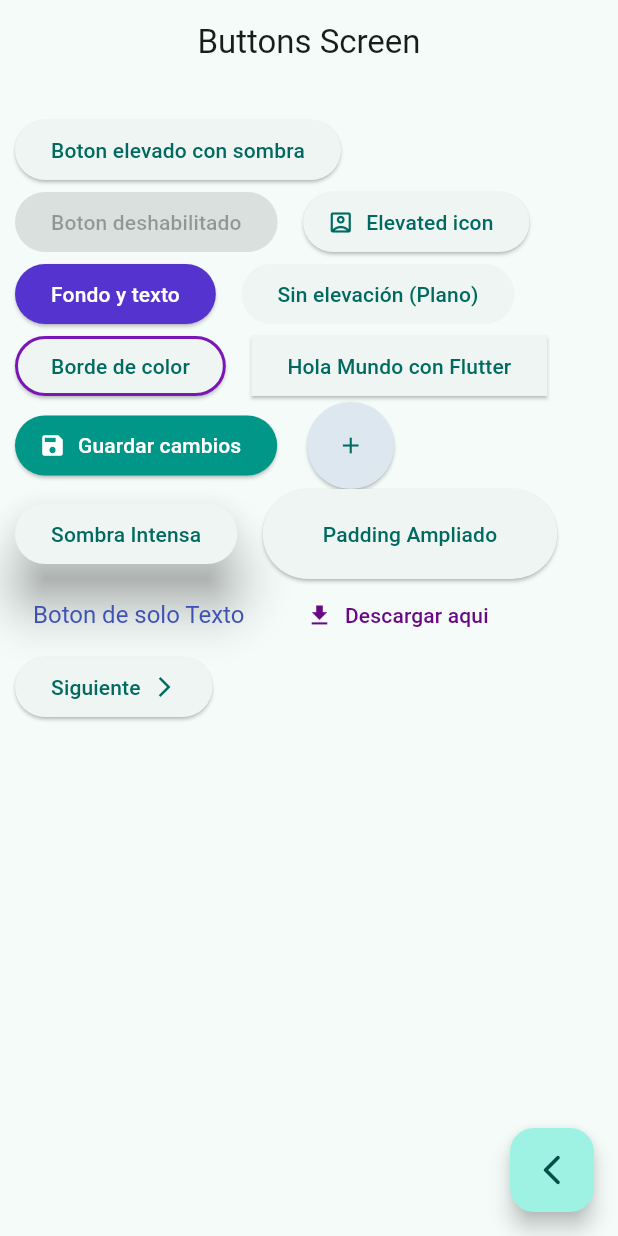
After one commit to lr-moon/widget_app, a Flutter app: the ButtonsScreen screen opened by its route, on a phone screen of 412 x 824 dp. The commit adds this screen. Run offline on Flutter 3.47's test engine with Material 3 defaults, Android fonts, the phone set to English and light mode, and no system bars; our stand-ins replace go_router.

Commit message:
Cambios dia 18 de noviembre profa Jenny.

```diff
--- /dev/null
+++ b/lib/config/theme/router/app_router.dart
@@ -0,0 +1,14 @@
+import 'package:go_router/go_router.dart';
+import 'package:widget_app/presentation/screens/screens.dart';
+final appRouter =GoRouter(
+  initialLocation: '/',
+routes: [
+  GoRoute(
+path:'/',name: HomeScreen.name,
+builder:(context,state)=>
+const HomeScreen()),
+ GoRoute(path:'/buttons',name:ButtonsScreen.name ,builder:(context,state) =>const ButtonsScreen()),
+  GoRoute(path:'/cards',name:CardsScreen.name,builder:(context,state)=>const CardsScreen()),
+
+],
+);
--- a/lib/main.dart
+++ b/lib/main.dart
@@ -1,5 +1,8 @@
 import 'package:flutter/material.dart';
 import 'package:widget_app/config/theme/app_theme.dart';
+import 'package:widget_app/config/theme/router/app_router.dart';
+import 'package:widget_app/presentation/screens/buttons/buttons_screen.dart';
+import 'package:widget_app/presentation/screens/cards/cards_screen.dart';
 import 'package:widget_app/presentation/screens/home/home_screen.dart';
 
 void main() => runApp(const MyApp());
@@ -9,11 +12,11 @@ class MyApp extends StatelessWidget {
 
   @override
   Widget build(BuildContext context) {
-    return MaterialApp(//MaterialApp:es la parte del diseño
+    return MaterialApp.router(//MaterialApp:es la parte del diseño
+      routerConfig: appRouter,
       debugShowCheckedModeBanner: false,
-      theme: AppTheme(selectedColor:5).getTheme(),
+      theme: AppTheme(selectedColor:2).getTheme(),
       title: 'Material App',
-      home: const HomeScreen(),
-    );
+          );
   }
 }
--- /dev/null
+++ b/lib/presentation/screens/buttons/buttons_screen.dart
@@ -0,0 +1,176 @@
+import 'package:flutter/material.dart';
+import 'package:go_router/go_router.dart';
+
+class ButtonsScreen extends StatelessWidget {
+  static const String name = "buttons_screen";
+  const ButtonsScreen({super.key});
+
+  @override
+  Widget build(BuildContext context) {
+    return Scaffold(
+      appBar: AppBar(title: const Text('Buttons Screen')),
+      body: _ButtonsView(),
+      floatingActionButton: FloatingActionButton(
+        onPressed: () {
+          context.pop();
+        },
+        child: Icon(Icons.arrow_back_ios_new_rounded),
+      ),
+    );
+  }
+}
+
+class _ButtonsView extends StatelessWidget {
+  const _ButtonsView({super.key});
+
+  @override
+  Widget build(BuildContext context) {
+    return SizedBox(
+      width: double.infinity,
+      child: Padding(
+        padding:
+            const EdgeInsets.symmetric //Aplica espacio en los lados contrarios (ejempplo, espacio de derecha a izquierda)
+            (horizontal: 10, vertical: 20),
+        //Wrap, Cuando ya no hay espacio, se salta a la siguiente linea
+        child: Wrap(
+          crossAxisAlignment: WrapCrossAlignment.center,
+          spacing: 17,
+          children: [
+            ElevatedButton(
+              onPressed: () {},
+              child: const Text('Boton elevado con sombra'),
+            ),
+
+            ElevatedButton(onPressed: null, child: Text('Boton deshabilitado')),
+
+            ElevatedButton.icon(
+              onPressed: () {},
+              icon: const Icon(Icons.account_box_outlined),
+              label: const Text('Elevated icon'),
+            ),
+
+            // 1. Botón con colores personalizados (Fondo y Texto)
+            ElevatedButton(
+              onPressed: () {},
+              style: ElevatedButton.styleFrom(
+                backgroundColor: const Color.fromARGB(255, 85, 51, 206),
+                foregroundColor: Colors.white,
+              ),
+              child: const Text('Fondo y texto'),
+            ),
+
+            // Botón sin sombra (Sin Elevación)
+            ElevatedButton(
+              onPressed: () {},
+              style: ElevatedButton.styleFrom(
+                elevation: 0,
+                shadowColor: Colors.transparent,
+              ),
+              child: const Text('Sin elevación (Plano)'),
+            ),
+
+            // 4. Botón con borde de color
+            ElevatedButton(
+              onPressed: () {},
+              style: ElevatedButton.styleFrom(
+                side: const BorderSide(
+                  color: Color.fromARGB(255, 122, 21, 184),
+                  width: 2,
+                ),
+              ),
+              child: const Text('Borde de color'),
+            ),
+
+            // Botón cuadrado (Sin radio de borde)
+            ElevatedButton(
+              onPressed: () {},
+              style: ElevatedButton.styleFrom(
+                shape: const RoundedRectangleBorder(
+                  borderRadius: BorderRadius.zero,
+                ),
+              ),
+              child: const Text('Hola Mundo con Flutter'),
+            ),
+
+            // ElevatedButton.icon con color de fondo diferente
+            ElevatedButton.icon(
+              onPressed: () {},
+              style: ElevatedButton.styleFrom(
+                backgroundColor: Colors.teal,
+                foregroundColor: Colors.white,
+              ),
+              icon: const Icon(Icons.save),
+              label: const Text('Guardar cambios'),
+            ),
+
+            // Botón totalmente circular
+            ElevatedButton(
+              onPressed: () {},
+              style: ElevatedButton.styleFrom(
+                shape: const CircleBorder(),
+                padding: const EdgeInsets.all(20),
+                backgroundColor: const Color.fromARGB(255, 221, 231, 240),
+              ),
+              child: const Icon(Icons.add),
+            ),
+
+            // Botón con sombra de color intenso (Efecto neón/glow)
+            ElevatedButton(
+              onPressed: () {},
+              style: ElevatedButton.styleFrom(
+                elevation: 15,
+                shadowColor: const Color.fromARGB(255, 56, 54, 55),
+              ),
+              child: const Text('Sombra Intensa'),
+            ),
+
+            // Botón con mucho padding interno (Más espacioso)
+            ElevatedButton(
+              onPressed: () {},
+              style: ElevatedButton.styleFrom(
+                padding: const EdgeInsets.symmetric(
+                  horizontal: 40,
+                  vertical: 20,
+                ),
+              ),
+              child: const Text('Padding Ampliado'),
+            ),
+
+            // TextButton, bbotón plano)
+            TextButton(
+              onPressed: () {},
+              style: TextButton.styleFrom(
+                foregroundColor: Colors.indigo, // Color del texto y del splash
+                textStyle: const TextStyle(fontSize: 16),
+              ),
+              child: const Text('Boton de solo Texto'),
+            ),
+
+            // TextButton.icon (Texto + Icono sin fondo)
+            TextButton.icon(
+              onPressed: () {},
+              style: TextButton.styleFrom(
+                foregroundColor: const Color.fromARGB(255, 105, 7, 134),
+              ),
+              icon: const Icon(Icons.download),
+              label: const Text('Descargar aqui'),
+            ),
+
+            // Botón con icono a la derecha (Usando Row manualmente)
+            ElevatedButton(
+              onPressed: () {},
+              child: const Row(
+                mainAxisSize: MainAxisSize.min, // Ajusta el Row al contenido
+                children: [
+                  Text('Siguiente'),
+                  SizedBox(width: 8),
+                  Icon(Icons.arrow_forward_ios, size: 16),
+                ],
+              ),
+            ),
+          ],
+        ),
+      ),
+    );
+  }
+}
--- /dev/null
+++ b/lib/presentation/screens/cards/cards_screen.dart
@@ -0,0 +1,13 @@
+import 'package:flutter/material.dart';
+class CardsScreen extends StatelessWidget {
+    static const String name ="cards_screen";
+  const CardsScreen({super.key});
+
+  @override
+  Widget build(BuildContext context) {
+    return Scaffold(
+      appBar: AppBar(title: const Text('Cards Screen'),),
+      body: const Placeholder(),
+    );
+  }
+}
--- /dev/null
+++ b/lib/presentation/screens/screens.dart
@@ -0,0 +1,3 @@
+export 'package:widget_app/presentation/screens/buttons/buttons_screen.dart';
+export 'package:widget_app/presentation/screens/cards/cards_screen.dart';
+export 'package:widget_app/presentation/screens/home/home_screen.dart';
--- a/pubspec.yaml
+++ b/pubspec.yaml
@@ -34,6 +34,7 @@ dependencies:
   # The following adds the Cupertino Icons font to your application.
   # Use with the CupertinoIcons class for iOS style icons.
   cupertino_icons: ^1.0.8
+  go_router: ^17.0.0
 
 dev_dependencies:
   flutter_test:
```
Also changed, not shown: pubspec.lock.
